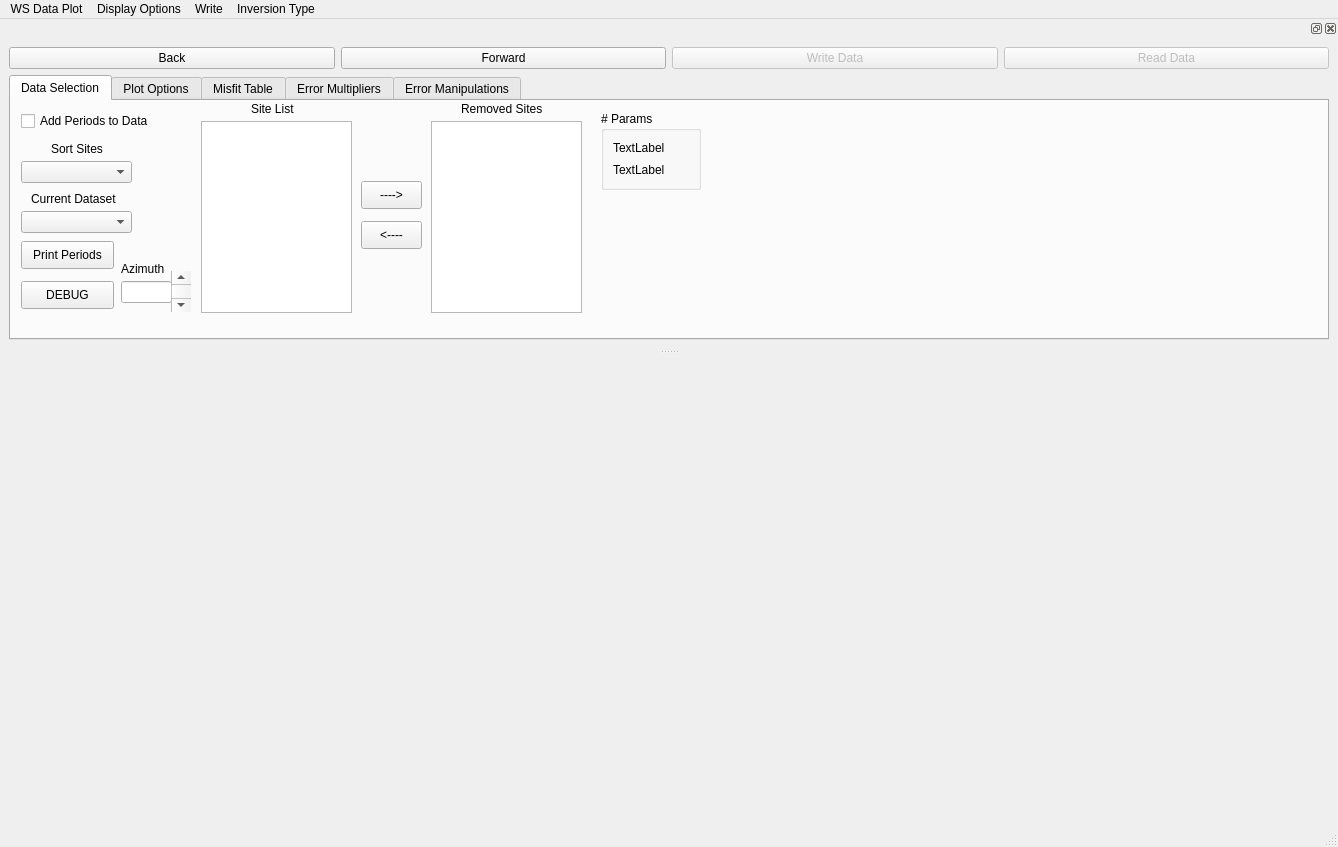
Qt form pyMT/DataGUI/data_plot.ui (eroots/pyMT) before a commit.
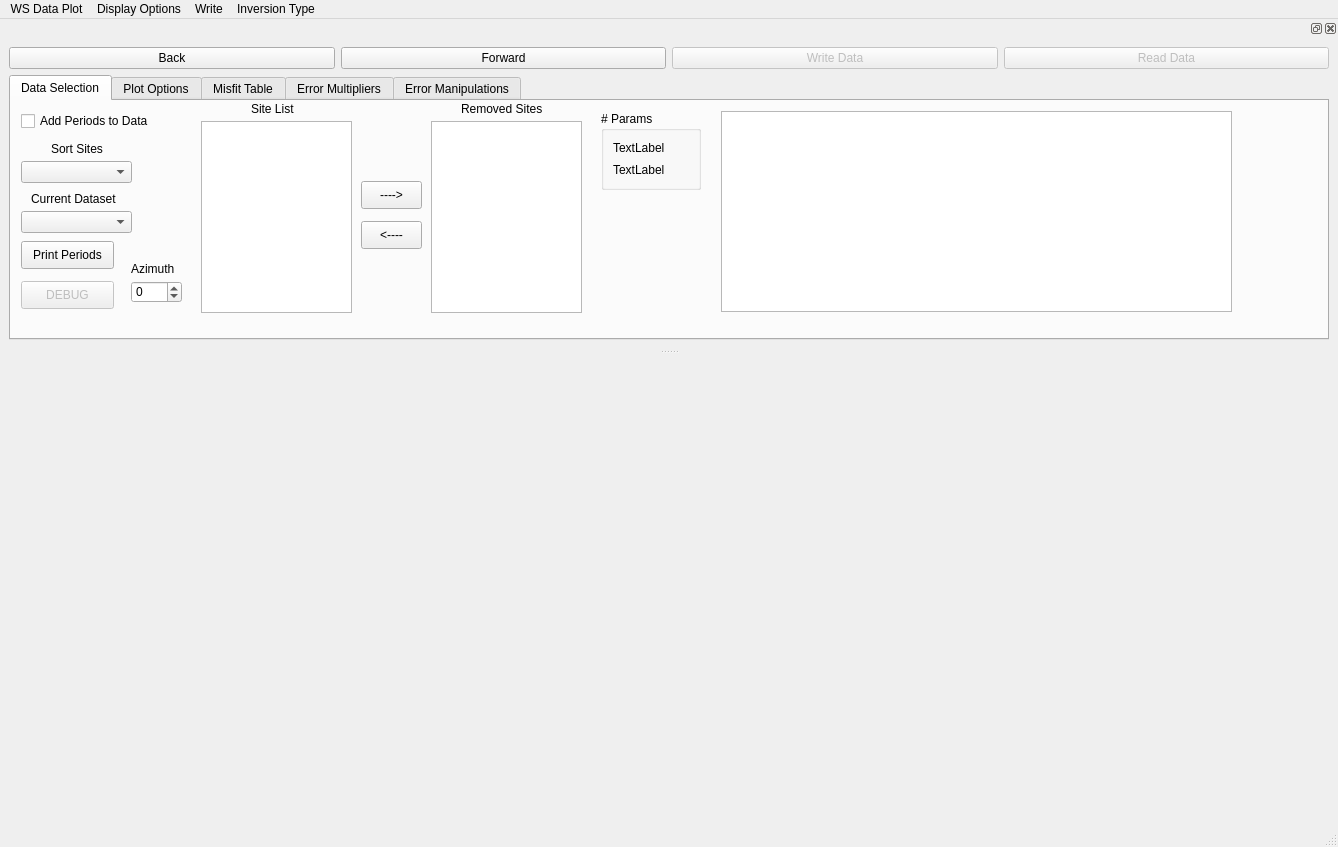
The same form after that commit. The open tabs and pages were chosen to show the change.

```diff
--- a/pyMT/DataGUI/data_plot.ui
+++ b/pyMT/DataGUI/data_plot.ui
@@ -216,6 +216,9 @@
          </property>
         </widget>
         <widget class="QPushButton" name="DEBUG_BUTTON">
+         <property name="enabled">
+          <bool>false</bool>
+         </property>
          <property name="geometry">
           <rect>
            <x>10</x>
@@ -228,20 +231,10 @@
           <string>DEBUG</string>
          </property>
         </widget>
-        <widget class="QLineEdit" name="azimuthEdit">
-         <property name="geometry">
-          <rect>
-           <x>110</x>
-           <y>180</y>
-           <width>51</width>
-           <height>22</height>
-          </rect>
-         </property>
-        </widget>
         <widget class="QLabel" name="label_2">
          <property name="geometry">
           <rect>
-           <x>110</x>
+           <x>120</x>
            <y>160</y>
            <width>53</width>
            <height>16</height>
@@ -400,19 +393,6 @@
           </rect>
          </property>
         </widget>
-        <widget class="QScrollBar" name="AzimuthScrollBar">
-         <property name="geometry">
-          <rect>
-           <x>160</x>
-           <y>170</y>
-           <width>20</width>
-           <height>41</height>
-          </rect>
-         </property>
-         <property name="orientation">
-          <enum>Qt::Vertical</enum>
-         </property>
-        </widget>
         <widget class="QGroupBox" name="groupBox_6">
          <property name="geometry">
           <rect>
@@ -442,6 +422,41 @@
           </item>
          </layout>
         </widget>
+        <widget class="QTextEdit" name="debugInfo">
+         <property name="enabled">
+          <bool>true</bool>
+         </property>
+         <property name="geometry">
+          <rect>
+           <x>710</x>
+           <y>10</y>
+           <width>511</width>
+           <height>201</height>
+          </rect>
+         </property>
+         <property name="readOnly">
+          <bool>true</bool>
+         </property>
+         <property name="acceptRichText">
+          <bool>false</bool>
+         </property>
+        </widget>
+        <widget class="QSpinBox" name="azimuthEdit">
+         <property name="geometry">
+          <rect>
+           <x>120</x>
+           <y>180</y>
+           <width>51</width>
+           <height>22</height>
+          </rect>
+         </property>
+         <property name="wrapping">
+          <bool>true</bool>
+         </property>
+         <property name="maximum">
+          <number>359</number>
+         </property>
+        </widget>
        </widget>
        <widget class="QWidget" name="PlotOptions">
         <attribute name="title">
```
Left out of the diff: 6 changed lines with no effect on the pictures.
